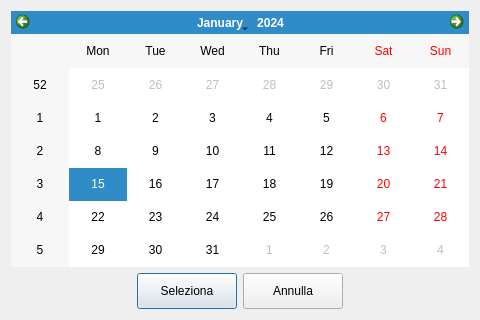
First picture: the form in gDateDialog.ui, repository GinoBogo/gKarate, before the edit.
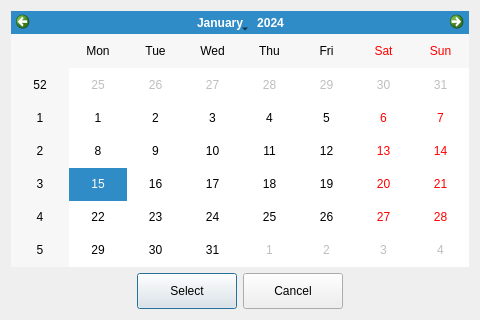
Second picture: the form after the edit.

```diff
--- a/gDateDialog.ui
+++ b/gDateDialog.ui
@@ -62,7 +62,7 @@
         <cursorShape>PointingHandCursor</cursorShape>
        </property>
        <property name="text">
-        <string>Seleziona</string>
+        <string>Select</string>
        </property>
       </widget>
      </item>
@@ -84,7 +84,7 @@
         <cursorShape>PointingHandCursor</cursorShape>
        </property>
        <property name="text">
-        <string>Annulla</string>
+        <string>Cancel</string>
        </property>
       </widget>
      </item>
```
Left out of the diff: 2 changed lines with no effect on the pictures.
